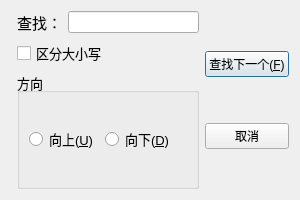
Old version of the form LeesNotepad/searchdialog.ui in the repository leeonbeans/QT_learning.
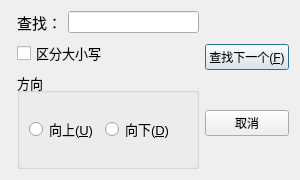
New version of the form. Icons and pictures are not drawn.

Patch:
```diff
--- a/LeesNotepad/searchdialog.ui
+++ b/LeesNotepad/searchdialog.ui
@@ -7,7 +7,7 @@
     <x>0</x>
     <y>0</y>
     <width>300</width>
-    <height>200</height>
+    <height>180</height>
    </rect>
   </property>
   <property name="sizePolicy">
@@ -19,7 +19,7 @@
   <property name="minimumSize">
    <size>
     <width>300</width>
-    <height>200</height>
+    <height>180</height>
    </size>
   </property>
   <property name="windowTitle">
```
